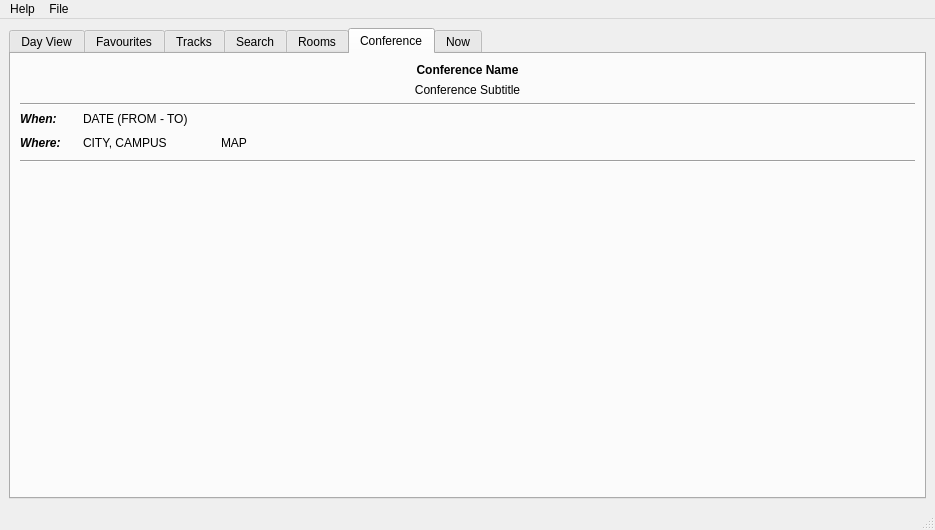
This is src/gui/mainwindow.ui in edulix/confclerk as Qt 5 draws it before an edit. The edited form follows.
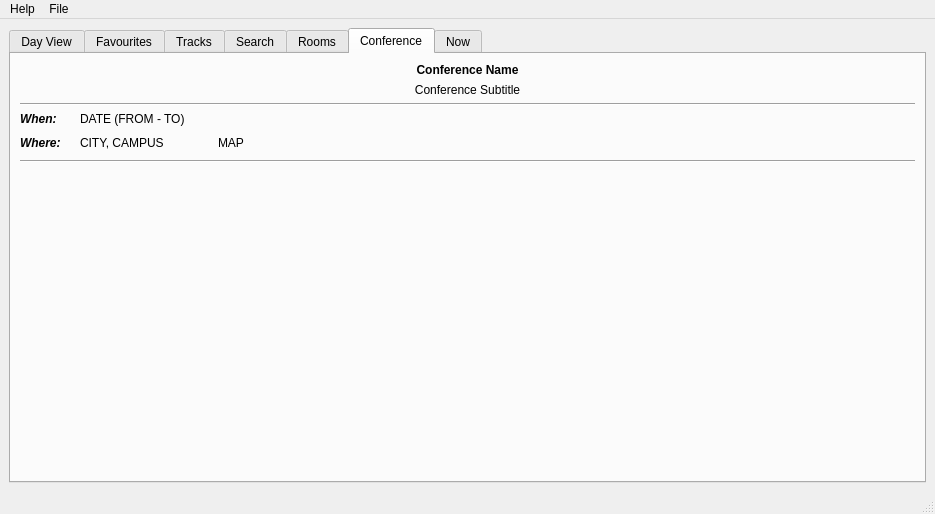
This is the edited form. Icons and pictures are not drawn. Custom widgets are drawn as their Qt base class.

Patch:
```diff
--- a/src/gui/mainwindow.ui
+++ b/src/gui/mainwindow.ui
@@ -6,7 +6,7 @@
     <x>0</x>
     <y>0</y>
     <width>935</width>
-    <height>530</height>
+    <height>514</height>
    </rect>
   </property>
   <property name="minimumSize" >
@@ -496,7 +496,7 @@
             <item row="0" column="1" >
              <widget class="QLabel" name="spacer" >
               <property name="text" >
-               <string>   </string>
+               <string/>
               </property>
              </widget>
             </item>
@@ -606,6 +606,12 @@
    <header>tabwidget.h</header>
    <container>1</container>
   </customwidget>
+  <customwidget>
+   <class>ImportScheduleWidget</class>
+   <extends>QWidget</extends>
+   <header>importschedulewidget.h</header>
+   <container>1</container>
+  </customwidget>
  </customwidgets>
  <resources>
   <include location="../icons.qrc" />
```
Left out of the diff: 149 changed lines with no effect on the pictures.
